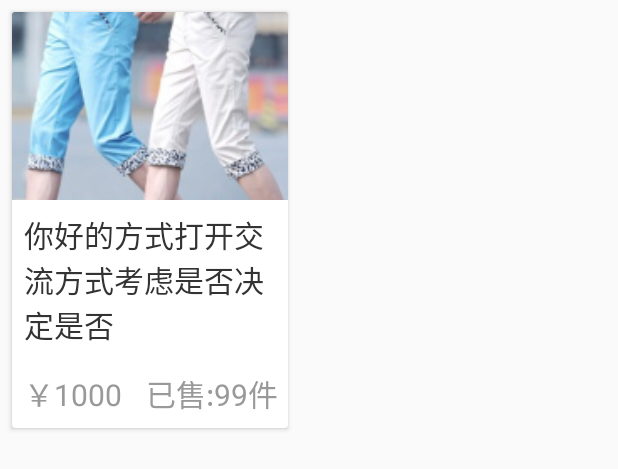
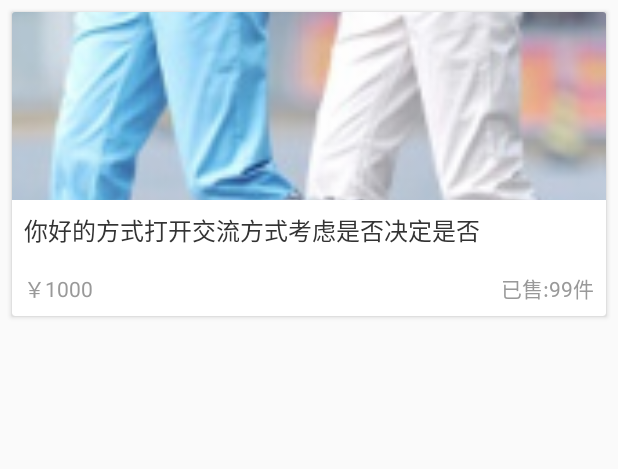
Before and after one commit to gorrywang/Yougo, an Android app: the layout item_show.xml on its own in the app's theme, with its tools: preview values and no code run, on a phone screen of 412 x 824 dp. Shown: the top 469 px of the screen. Run offline under Robolectric (Android 15) with nearby library versions, the phone set to English and light mode, and no system bars.

Commit message:
商城页面和主页修复完成

```diff
--- a/app/src/main/res/layout/activity_main.xml
+++ b/app/src/main/res/layout/activity_main.xml
@@ -176,11 +176,9 @@
                         <LinearLayout
                             android:layout_width="match_parent"
                             android:layout_height="match_parent"
+                            android:layout_toRightOf="@+id/ac_main_img_3"
                             android:gravity="center"
-                            android:orientation="vertical"
-                            android:layout_alignParentTop="true"
-                            android:layout_alignParentRight="true"
-                            android:layout_alignParentEnd="true">
+                            android:orientation="vertical">
 
                             <TextView
                                 android:layout_width="wrap_content"
--- a/app/src/main/res/layout/item_show.xml
+++ b/app/src/main/res/layout/item_show.xml
@@ -1,6 +1,6 @@
 <?xml version="1.0" encoding="utf-8"?>
 <LinearLayout xmlns:android="http://schemas.android.com/apk/res/android"
-    android:layout_width="200dp"
+    android:layout_width="match_parent"
     android:id="@+id/item_show_linear"
     android:layout_height="wrap_content"
     android:orientation="vertical">
@@ -28,9 +28,10 @@
                 android:layout_width="match_parent"
                 android:layout_height="wrap_content"
                 android:padding="@dimen/main_padding"
+                android:lineSpacingExtra="8dp"
                 android:text="你好的方式打开交流方式考虑是否决定是否"
                 android:textColor="@color/important_title"
-                android:textSize="@dimen/wz_20" />
+                android:textSize="@dimen/wz_16" />
 
             <LinearLayout
                 android:layout_width="match_parent"
@@ -44,7 +45,7 @@
                     android:padding="@dimen/main_padding"
                     android:text="￥1000"
                     android:textColor="@color/tip_font"
-                    android:textSize="@dimen/wz_20" />
+                    android:textSize="@dimen/wz_14" />
 
                 <View
                     android:layout_width="0dp"
@@ -58,7 +59,7 @@
                     android:padding="@dimen/main_padding"
                     android:text="已售:99件"
                     android:textColor="@color/tip_font"
-                    android:textSize="@dimen/wz_20" />
+                    android:textSize="@dimen/wz_14" />
             </LinearLayout>
 
         </LinearLayout>
--- a/app/src/main/res/values/colors.xml
+++ b/app/src/main/res/values/colors.xml
@@ -7,7 +7,6 @@
     <!--主色-->
     <color name="main">#7565ae</color>
     <!--分割线-->
-    <color name="partingline">#e1e1e1</color>
     <!--重要标题-->
     <color name="important_title">#333333</color>
     <!--二级标题-->
@@ -15,5 +14,4 @@
     <!--辅助文字-->
     <color name="tip_font">#999999</color>
     <!--背景-->
-    <color name="background_color">#f5f1ff</color>
 </resources>
--- a/app/src/main/res/values/dimen.xml
+++ b/app/src/main/res/values/dimen.xml
@@ -1,7 +1,6 @@
 <?xml version="1.0" encoding="utf-8"?>
 <resources>
     <dimen name="main_padding">8dp</dimen>
-    <dimen name="main_padding_x2">16dp</dimen>
 
 
     <dimen name="wz_30">30sp</dimen>
@@ -10,5 +9,4 @@
     <dimen name="wz_18">18sp</dimen>
     <dimen name="wz_16">16sp</dimen>
     <dimen name="wz_14">14sp</dimen>
-    <dimen name="wz_12">12sp</dimen>
 </resources>
```
Also changed, not shown: app/src/main/res/drawable-hdpi/icon_logistics.png (deleted), app/src/main/res/drawable-hdpi/ys.png (deleted), app/src/main/res/drawable-mdpi/icon_logistics.png (deleted), app/src/main/res/drawable-mdpi/ys.png (deleted), app/src/main/res/drawable-xhdpi/icon_logistics.png (deleted), app/src/main/res/drawable-xhdpi/ys.png (deleted), app/src/main/res/drawable-xxhdpi/icon_logistics.png (deleted), app/src/main/res/drawable-xxhdpi/ys.png (deleted), app/src/main/res/drawable-xxxhdpi/icon_logistics.png (deleted), app/src/main/res/drawable-xxxhdpi/ys.png (deleted).
